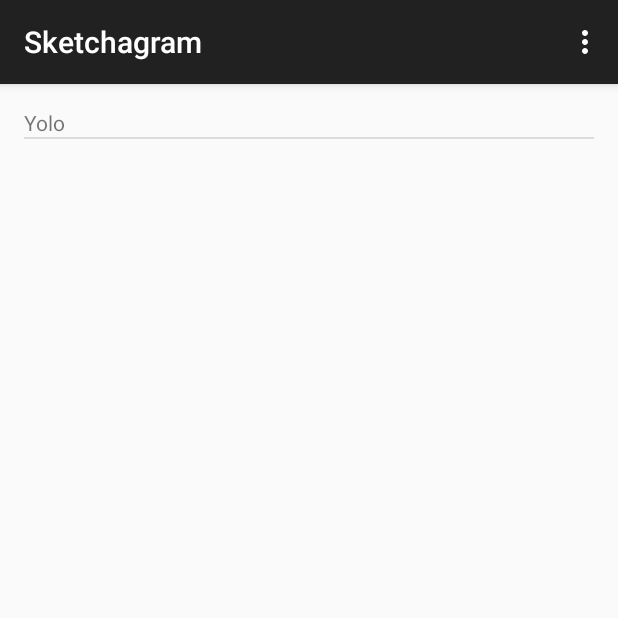
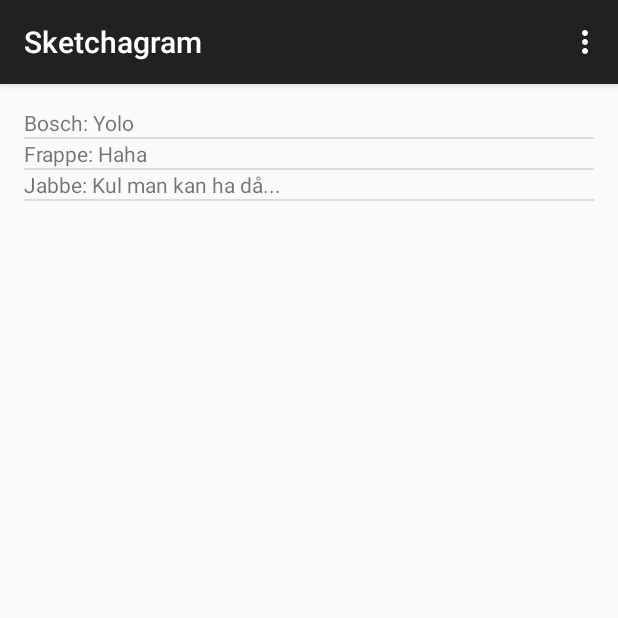
Before and after one commit to frapperino/sketchagram, an Android app: the fragment InConversationFragment placed in its activity, on a phone screen of 412 x 824 dp, the top half of it. Run offline under Robolectric (Android 15) with nearby library versions, the phone set to English and light mode, and no system bars.

Commit message:
Conversation messages now show sender

```diff
--- a/mobile/src/main/java/sketchagram/chalmers/com/model/AMessage.java
+++ b/mobile/src/main/java/sketchagram/chalmers/com/model/AMessage.java
@@ -18,4 +18,8 @@ public abstract class AMessage {
 
     public abstract  <T> T getMessage();
 
+    public ADigitalPerson getSENDER(){
+        return SENDER;
+    }
+
 }
--- a/mobile/src/main/java/sketchagram/chalmers/com/model/test/DummyData.java
+++ b/mobile/src/main/java/sketchagram/chalmers/com/model/test/DummyData.java
@@ -43,11 +43,24 @@ public class DummyData {
         participants.add(user.getContactList().get(5));
         participants.add(user.getContactList().get(1));
         Conversation conversation = new Conversation(participants);
+
         participants.remove(1);
         TextMessage text = new TextMessage(SystemClock.currentThreadTimeMillis(), user.getContactList().get(5), participants);
         text.setTextMessage("Yolo");
-        conversation.addMessage
-                (text);
+        conversation.addMessage(text);
+
+        participants.add(user.getContactList().get(5));
+        participants.remove(1);
+        text = new TextMessage(SystemClock.currentThreadTimeMillis(), user.getContactList().get(1), participants);
+        text.setTextMessage("Haha");
+
+        conversation.addMessage(text);
+        participants.add(user.getContactList().get(1));
+        participants.remove(0);
+        text = new TextMessage(SystemClock.currentThreadTimeMillis(), user.getContactList().get(0), participants);
+        text.setTextMessage("Kul man kan ha då...");
+        conversation.addMessage(text);
+
         SystemUser.getInstance().getUser().addConversation(conversation);
     }
 }
--- a/mobile/src/main/java/sketchagram/chalmers/com/sketchagram/InConversationListAdapter.java
+++ b/mobile/src/main/java/sketchagram/chalmers/com/sketchagram/InConversationListAdapter.java
@@ -11,6 +11,7 @@ import android.widget.TextView;
 import java.util.List;
 
 import sketchagram.chalmers.com.model.AMessage;
+import sketchagram.chalmers.com.model.SystemUser;
 
 /**
  * Created by Bosch on 24/02/15.
@@ -62,7 +63,10 @@ public class InConversationListAdapter extends ArrayAdapter<AMessage> {
             holder = (ViewHolder) viewToUse.getTag();
         }
 
-        holder.titleText.setText(item.getMessage().toString());
+        holder.titleText.setText(item.getSENDER().getUsername() + ": " + item.getMessage().toString());
+        if(item.getSENDER().getUsername().equals(SystemUser.getInstance().getUser().getUsername()))
+            holder.titleText.setText("Me: " + item.getMessage().toString());
+
         return viewToUse;
     }
 }
```
